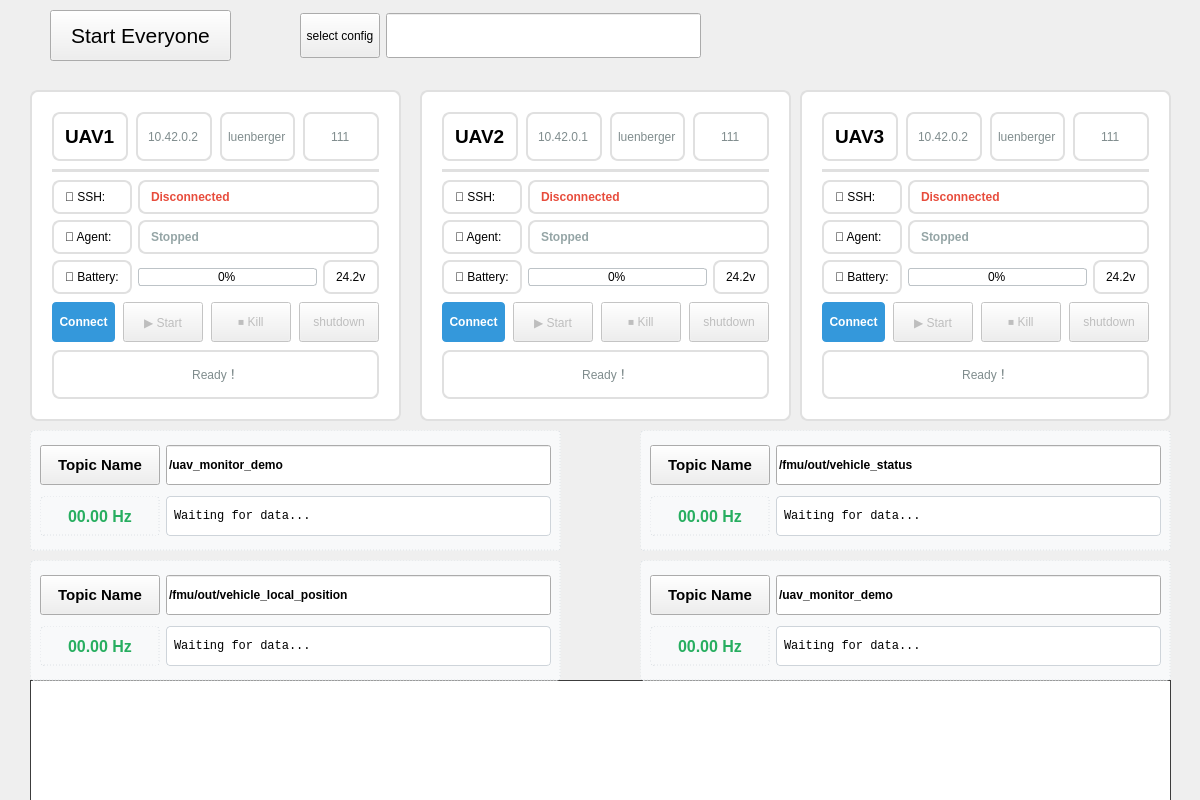
Above: resource/UavQgc.ui from sizygit/rqt_uav_qgc before the change. Below: the same form after it.
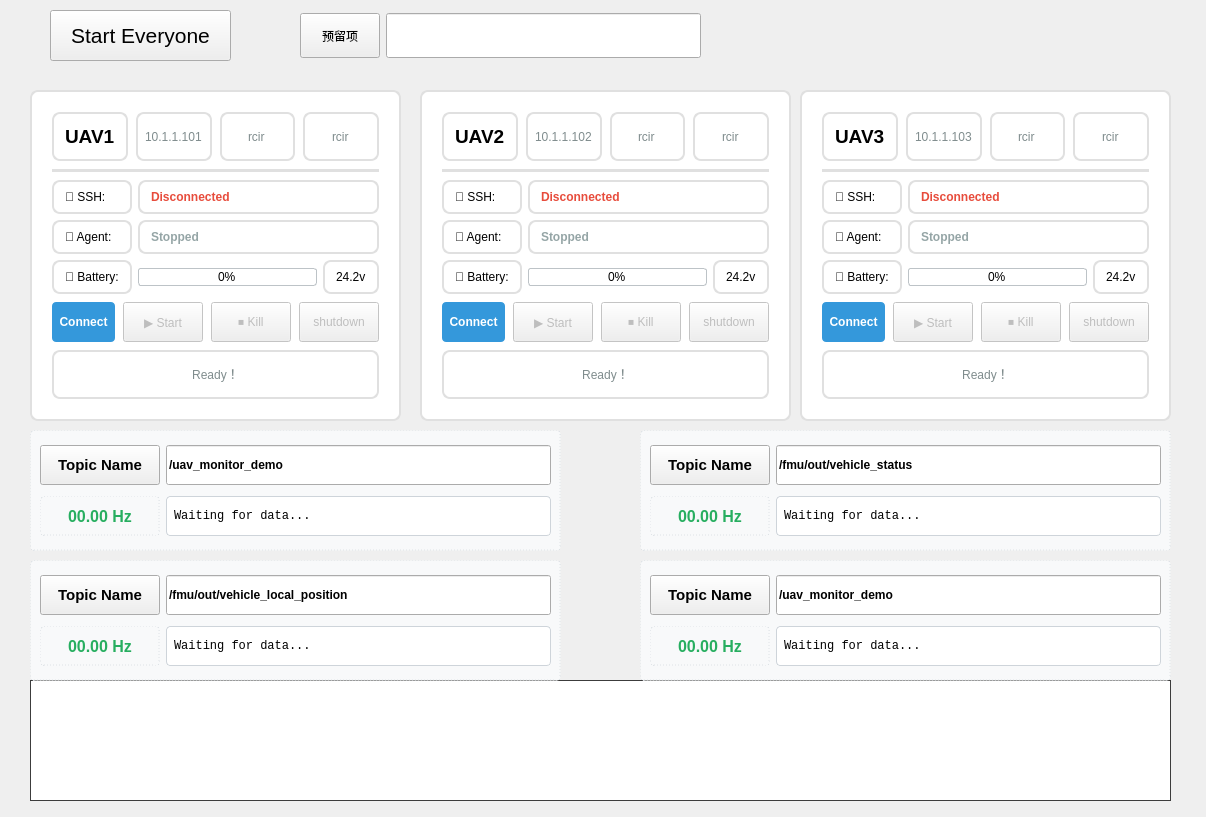
That is the form after the change.

```diff
--- a/resource/UavQgc.ui
+++ b/resource/UavQgc.ui
@@ -6,8 +6,8 @@
    <rect>
     <x>0</x>
     <y>0</y>
-    <width>1200</width>
-    <height>800</height>
+    <width>1206</width>
+    <height>817</height>
    </rect>
   </property>
   <property name="sizePolicy">
@@ -56,7 +56,7 @@
        </size>
       </property>
       <property name="text">
-       <string>select config</string>
+       <string>预留项</string>
       </property>
      </widget>
     </item>
@@ -167,7 +167,7 @@
          <string notr="true">border: 2px solid #e0e0e0; border-radius: 8px; color: #7f8c8d; font-size: 12px;</string>
         </property>
         <property name="text">
-         <string>10.42.0.2</string>
+         <string>10.1.1.101</string>
         </property>
         <property name="alignment">
          <set>Qt::AlignCenter</set>
@@ -197,7 +197,7 @@
          <string notr="true">border: 2px solid #e0e0e0; border-radius: 8px; color: #7f8c8d; font-size: 12px;</string>
         </property>
         <property name="text">
-         <string>luenberger</string>
+         <string>rcir</string>
         </property>
         <property name="alignment">
          <set>Qt::AlignCenter</set>
@@ -227,7 +227,7 @@
          <string notr="true">border: 2px solid #e0e0e0; border-radius: 8px; color: #7f8c8d; font-size: 12px;</string>
         </property>
         <property name="text">
-         <string>111</string>
+         <string>rcir</string>
         </property>
         <property name="alignment">
          <set>Qt::AlignCenter</set>
@@ -562,7 +562,7 @@
          <string notr="true">border: 2px solid #e0e0e0; border-radius: 8px; color: #7f8c8d; font-size: 12px;</string>
         </property>
         <property name="text">
-         <string>10.42.0.1</string>
+         <string>10.1.1.102</string>
         </property>
         <property name="alignment">
          <set>Qt::AlignCenter</set>
@@ -592,7 +592,7 @@
          <string notr="true">border: 2px solid #e0e0e0; border-radius: 8px; color: #7f8c8d; font-size: 12px;</string>
         </property>
         <property name="text">
-         <string>luenberger</string>
+         <string>rcir</string>
         </property>
         <property name="alignment">
          <set>Qt::AlignCenter</set>
@@ -622,7 +622,7 @@
          <string notr="true">border: 2px solid #e0e0e0; border-radius: 8px; color: #7f8c8d; font-size: 12px;</string>
         </property>
         <property name="text">
-         <string>111</string>
+         <string>rcir</string>
         </property>
         <property name="alignment">
          <set>Qt::AlignCenter</set>
@@ -940,7 +940,7 @@
          <string notr="true">border: 2px solid #e0e0e0; border-radius: 8px; color: #7f8c8d; font-size: 12px;</string>
         </property>
         <property name="text">
-         <string>10.42.0.2</string>
+         <string>10.1.1.103</string>
         </property>
         <property name="alignment">
          <set>Qt::AlignCenter</set>
@@ -970,7 +970,7 @@
          <string notr="true">border: 2px solid #e0e0e0; border-radius: 8px; color: #7f8c8d; font-size: 12px;</string>
         </property>
         <property name="text">
-         <string>luenberger</string>
+         <string>rcir</string>
         </property>
         <property name="alignment">
          <set>Qt::AlignCenter</set>
@@ -1000,7 +1000,7 @@
          <string notr="true">border: 2px solid #e0e0e0; border-radius: 8px; color: #7f8c8d; font-size: 12px;</string>
         </property>
         <property name="text">
-         <string>111</string>
+         <string>rcir</string>
         </property>
         <property name="alignment">
          <set>Qt::AlignCenter</set>
```
